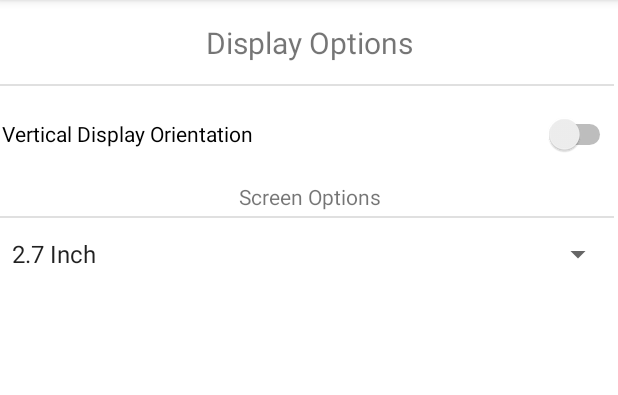
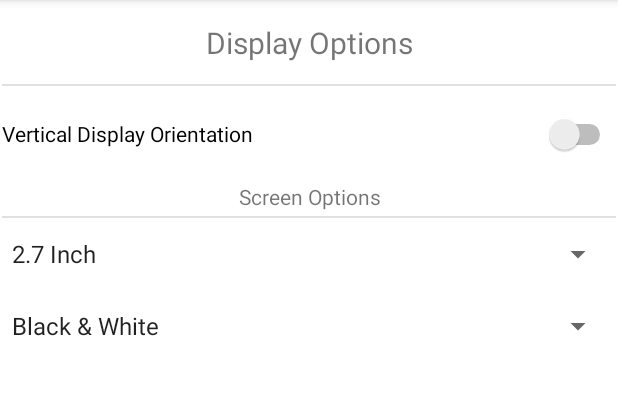
Before and after one commit to Jgriffiths92/Open_E-Reloading-Assistant, an Android app: the fragment SettingsFragment shown on its own in the app's theme, on a phone screen of 412 x 824 dp, the part 84-479 px from its top. Run offline under Robolectric (Android 15) with nearby library versions, the phone set to English and light mode, and no system bars.

Commit message:
Minor tweaks on Settings Page

```diff
--- a/app/src/main/res/layout/fragment_settings.xml
+++ b/app/src/main/res/layout/fragment_settings.xml
@@ -60,17 +60,32 @@
         android:id="@+id/divider2"
         android:layout_width="409dp"
         android:layout_height="1dp"
+        android:layout_marginStart="1dp"
         android:background="?android:attr/listDivider"
         app:layout_constraintBottom_toBottomOf="@+id/text_settings"
-        tools:layout_editor_absoluteX="1dp"
+        app:layout_constraintStart_toStartOf="parent"
         tools:ignore="MissingConstraints" />
 
     <View
         android:id="@+id/divider3"
         android:layout_width="409dp"
         android:layout_height="1dp"
+        android:layout_marginStart="1dp"
         android:background="?android:attr/listDivider"
         app:layout_constraintBottom_toTopOf="@+id/settings_screen_size_spinner"
-        tools:layout_editor_absoluteX="1dp" />
+        app:layout_constraintStart_toStartOf="parent" />
+
+    <Spinner
+        android:id="@+id/settings_screen_colour_options"
+        android:layout_width="409dp"
+        android:layout_height="wrap_content"
+        android:dropDownWidth="wrap_content"
+        android:entries="@array/screen_colour_options"
+        android:minHeight="48dp"
+        android:saveEnabled="true"
+        app:layout_constraintEnd_toEndOf="parent"
+        app:layout_constraintHorizontal_bias="0.0"
+        app:layout_constraintStart_toStartOf="parent"
+        app:layout_constraintTop_toBottomOf="@+id/settings_screen_size_spinner" />
 
 </androidx.constraintlayout.widget.ConstraintLayout>
--- a/app/src/main/res/values/arrays.xml
+++ b/app/src/main/res/values/arrays.xml
@@ -5,4 +5,11 @@
         <item>2.9 Inch</item>
         <item>3.7 Inch</item>
     </string-array>
+
+    <string-array name="screen_colour_options">
+    <item>Black &amp; White </item>
+    <item>Tri-Colour Red</item>
+    <item>Tri-Colour Yellow</item>
+    <item>Four Colour</item>
+    </string-array>/>
 </resources>
```
